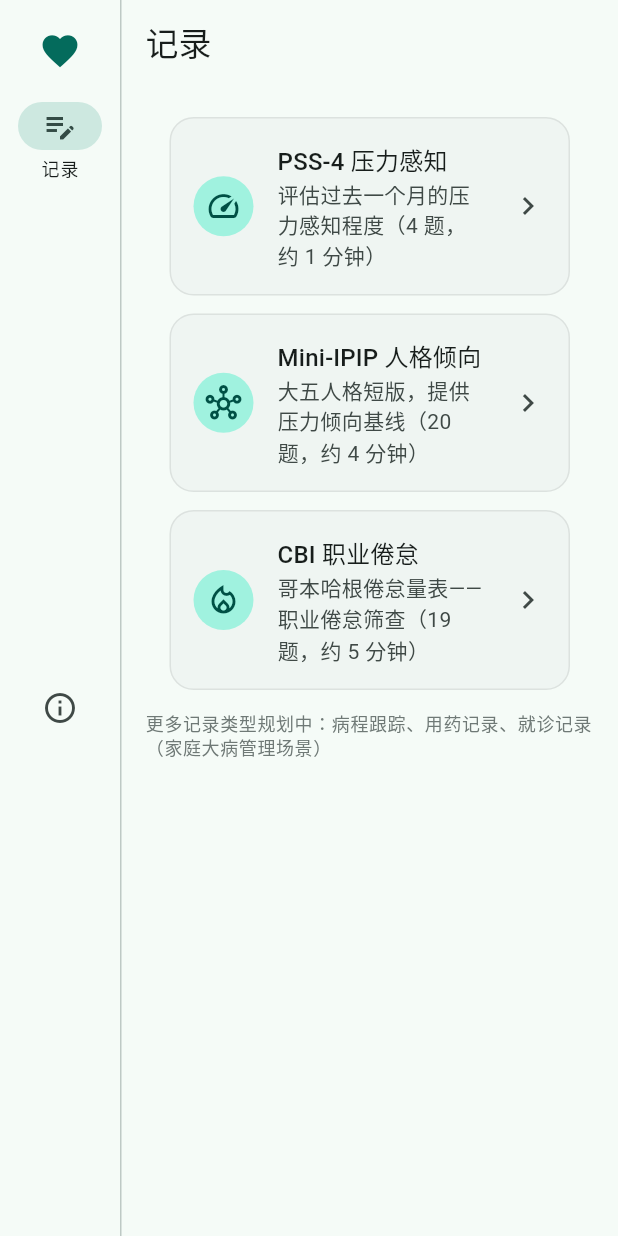
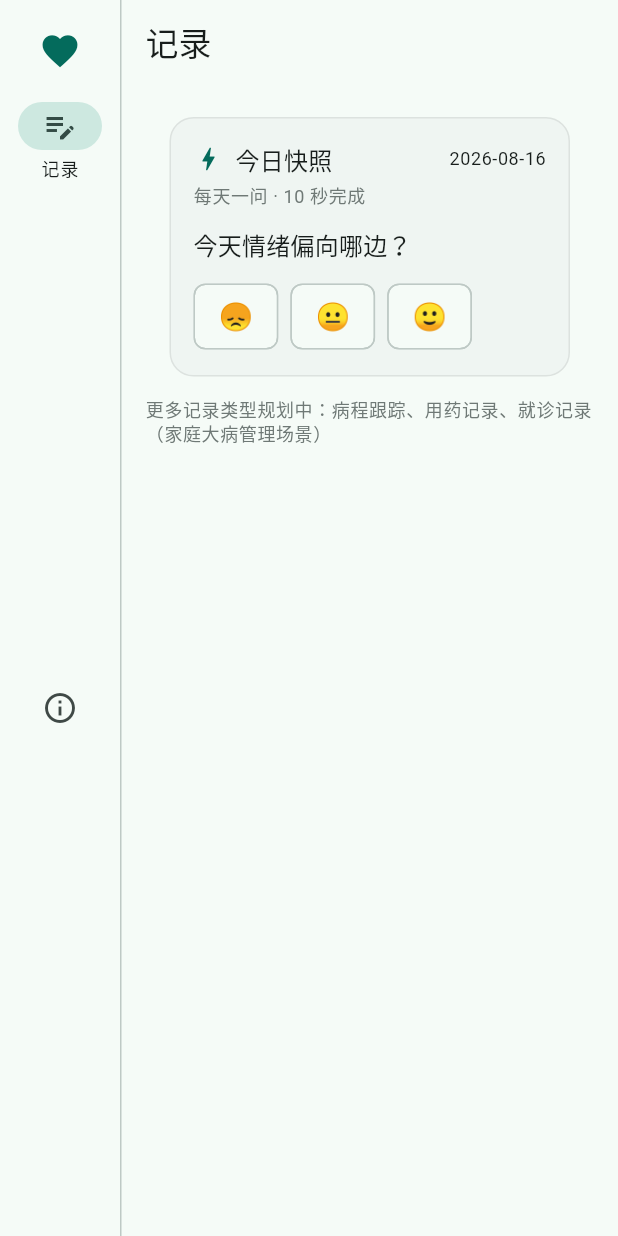
Before and after one commit to quanttide/qthealth, a Flutter app: the screen it shows after launch, on a phone screen of 412 x 824 dp. Run offline on Flutter 3.47's test engine with Material 3 defaults, Android fonts, the phone set to English and light mode, and no system bars; our stand-ins replace equatable, fl_chart, flutter_bloc, go_router, shared_preferences.

Commit message:
feat(studio): 问卷式量表砍掉,换成单题快照——每天一问(精力/压力/睡眠/情绪轮换),按钮点选即记录,10 秒完成

```diff
--- /dev/null
+++ b/src/studio/lib/data/snapshots.dart
@@ -0,0 +1,98 @@
+/// 单题快照：每天只问 1 题（10 秒完成），代替完整量表。
+///
+/// 题集按日期轮换：精力 → 压力 → 睡眠 → 情绪 → 循环。
+/// 选项为按钮点选（数字 1-5 或表情），前端无问卷感。
+library;
+
+/// 快照题：一天一问，按日期轮换。
+class SnapshotQuestion {
+  const SnapshotQuestion({
+    required this.id,
+    required this.prompt,
+    required this.labels,
+    required this.values,
+  });
+
+  final String id;
+
+  /// 题目文案（如「今天精力怎么样？」）。
+  final String prompt;
+
+  /// 按钮文案：数字（1-5）或表情（😞 😐 🙂）。
+  final List<String> labels;
+
+  /// 选项对应得分（与 labels 等长对齐）。
+  final List<int> values;
+}
+
+/// 单日快照记录。
+class DailySnapshot {
+  const DailySnapshot({
+    required this.date,
+    required this.questionId,
+    required this.value,
+  });
+
+  /// 记录日期（yyyy-MM-dd）。
+  final String date;
+  final String questionId;
+  final int value;
+
+  Map<String, dynamic> toJson() => {
+        'date': date,
+        'questionId': questionId,
+        'value': value,
+      };
+
+  factory DailySnapshot.fromJson(Map<String, dynamic> json) => DailySnapshot(
+        date: json['date'] as String? ?? '',
+        questionId: json['questionId'] as String? ?? '',
+        value: json['value'] as int? ?? 0,
+      );
+}
+
+/// 快照题集：4 个核心维度，按日期轮换（每天只问 1 题）。
+const List<SnapshotQuestion> kSnapshotQuestions = [
+  SnapshotQuestion(
+    id: 'energy',
+    prompt: '今天精力怎么样？',
+    labels: ['1', '2', '3', '4', '5'],
+    values: [1, 2, 3, 4, 5],
+  ),
+  SnapshotQuestion(
+    id: 'stress',
+    prompt: '今天压力大吗？',
+    labels: ['1', '2', '3', '4', '5'],
+    values: [1, 2, 3, 4, 5],
+  ),
+  SnapshotQuestion(
+    id: 'sleep',
+    prompt: '昨晚睡得好吗？',
+    labels: ['1', '2', '3', '4', '5'],
+    values: [1, 2, 3, 4, 5],
+  ),
+  SnapshotQuestion(
+    id: 'mood',
+    prompt: '今天情绪偏向哪边？',
+    labels: ['😞', '😐', '🙂'],
+    values: [1, 2, 3],
+  ),
+];
+
+/// 按日期取今日题目（自 2026-01-01 起按天数轮换）。
+SnapshotQuestion questionForDate(DateTime date) {
+  final days = date.difference(DateTime(2026, 1, 1)).inDays;
+  return kSnapshotQuestions[days % kSnapshotQuestions.length];
+}
+
+/// 按 id 取题（历史记录展示用）；未知 id 返回 null。
+SnapshotQuestion? questionById(String id) {
+  for (final q in kSnapshotQuestions) {
+    if (q.id == id) return q;
+  }
+  return null;
+}
+
+/// 格式化为 yyyy-MM-dd。
+String fmtDate(DateTime d) =>
+    '${d.year}-${d.month.toString().padLeft(2, '0')}-${d.day.toString().padLeft(2, '0')}';
--- a/src/studio/lib/main.dart
+++ b/src/studio/lib/main.dart
@@ -1,6 +1,7 @@
 import 'package:flutter/material.dart';
 import 'package:flutter_bloc/flutter_bloc.dart';
 import 'package:flutter_web_plugins/url_strategy.dart';
+import 'package:go_router/go_router.dart';
 
 import 'record/records_cubit.dart';
 import 'router.dart';
@@ -13,7 +14,10 @@ void main() {
 }
 
 class QtcloudHealthApp extends StatelessWidget {
-  const QtcloudHealthApp({super.key});
+  const QtcloudHealthApp({super.key, this.router});
+
+  /// 测试注入用；为空时使用默认路由。
+  final GoRouter? router;
 
   @override
   Widget build(BuildContext context) {
@@ -24,7 +28,7 @@ class QtcloudHealthApp extends StatelessWidget {
       child: MaterialApp.router(
         title: '量潮健康',
         theme: buildTheme(),
-        routerConfig: appRouter,
+        routerConfig: router ?? appRouter,
         debugShowCheckedModeBanner: false,
       ),
     );
--- a/src/studio/lib/record/record_screen.dart
+++ b/src/studio/lib/record/record_screen.dart
@@ -1,30 +1,57 @@
-/// 记录页：记录类型入口。
+/// 记录页：今日快照（每天 1 题，10 秒完成）+ 最近快照列表。
 ///
-/// 直接列出各具体量表（PSS-4 / Mini-IPIP / CBI，均无版权争议的公共领域
-/// 量表），点击即进入作答（量表列表页已移除）。预留：病程跟踪 / 用药记录 /
-/// 就诊记录（家庭大病管理场景，见 kRecordCategories）。
+/// 问卷式量表已下线（lib/status/assessment_quiz_screen.dart 等保留），
+/// 改为单题快照：精力 / 压力 / 睡眠 / 情绪按日期轮换，按钮点选即记录。
+/// 预留：病程跟踪 / 用药记录 / 就诊记录（家庭大病管理场景，见 kRecordCategories）。
 library;
 
 import 'package:flutter/material.dart';
-import 'package:go_router/go_router.dart';
+import 'package:flutter_bloc/flutter_bloc.dart';
 
 import '../constants.dart';
-import '../data/assessments.dart';
-import '../models/assessment.dart';
+import '../data/snapshots.dart';
+import '../snapshot/snapshot_cubit.dart';
+import '../snapshot/snapshot_state.dart';
+import '../snapshot/today_snapshot_card.dart';
 
 class RecordScreen extends StatelessWidget {
-  const RecordScreen({super.key});
+  const RecordScreen({super.key, this.today});
+
+  /// 「今天」（测试注入用；为空时取当前日期）。
+  final DateTime? today;
+
+  @override
+  Widget build(BuildContext context) {
+    return Scaffold(
+      appBar: AppBar(title: const Text('记录')),
+      body: BlocProvider(
+        create: (_) => SnapshotCubit(today: today),
+        child: const _RecordBody(),
+      ),
+    );
+  }
+}
+
+class _RecordBody extends StatelessWidget {
+  const _RecordBody();
 
   @override
   Widget build(BuildContext context) {
     final theme = Theme.of(context);
-    return Scaffold(
-      appBar: AppBar(title: const Text('记录')),
-      body: ListView(
+    return BlocBuilder<SnapshotCubit, SnapshotState>(
+      builder: (context, state) {
+        return ListView(
           padding: const EdgeInsets.all(16),
           children: [
-          for (final assessment in kAssessments)
-            _AssessmentCard(assessment: assessment),
+            TodaySnapshotCard(state: state),
+            if (state.history.isNotEmpty) ...[
+              Padding(
+                padding: const EdgeInsets.fromLTRB(4, 20, 4, 4),
+                child: Text('最近快照', style: theme.textTheme.titleMedium),
+              ),
+              for (final s in state.history.reversed.take(7))
+                _SnapshotTile(snapshot: s),
+            ],
             const SizedBox(height: 8),
             Text(
               '更多记录类型规划中：${kRecordCategories.skip(1).join('、')}（家庭大病管理场景）',
@@ -32,37 +59,30 @@ class RecordScreen extends StatelessWidget {
                   ?.copyWith(color: theme.colorScheme.outline),
             ),
           ],
-      ),
+        );
+      },
     );
   }
 }
 
-/// 具体量表卡片：点击直接进入作答（/assessments/:id）。
-class _AssessmentCard extends StatelessWidget {
-  const _AssessmentCard({required this.assessment});
+/// 最近快照条目：题目 + 日期 + 所选值。
+class _SnapshotTile extends StatelessWidget {
+  const _SnapshotTile({required this.snapshot});
 
-  final Assessment assessment;
+  final DailySnapshot snapshot;
 
   @override
   Widget build(BuildContext context) {
-    final theme = Theme.of(context);
-    return Card(
-      child: ListTile(
-        contentPadding: const EdgeInsets.symmetric(horizontal: 16, vertical: 8),
-        leading: CircleAvatar(
-          child: Icon(
-            switch (assessment.id) {
-              'pss4' => Icons.speed,
-              'mini-ipip' => Icons.hub_outlined,
-              _ => Icons.local_fire_department_outlined,
-            },
-          ),
-        ),
-        title: Text(assessment.title, style: theme.textTheme.titleMedium),
-        subtitle: Text(assessment.description),
-        trailing: const Icon(Icons.chevron_right),
-        onTap: () => context.push('/assessments/${assessment.id}'),
-      ),
+    final question = questionById(snapshot.questionId);
+    final label = question == null
+        ? '${snapshot.value}'
+        : question.labels[question.values.indexOf(snapshot.value)];
+    return ListTile(
+      dense: true,
+      leading: const Icon(Icons.check_circle_outline),
+      title: Text(question?.prompt ?? snapshot.questionId),
+      subtitle: Text(snapshot.date),
+      trailing: Text(label, style: Theme.of(context).textTheme.titleSmall),
     );
   }
 }
--- a/src/studio/lib/router.dart
+++ b/src/studio/lib/router.dart
@@ -1,9 +1,8 @@
 /// 路由表（go_router，Path URL 策略：地址栏无 #）：
-/// 常驻侧边导航外壳（记录）+ 全屏页（量表作答）。
-/// 具体量表直接列在「记录」页（/record），点击即作答（/assessments/:id）；
-/// 量表列表页已移除。
+/// 常驻侧边导航外壳（记录）+ 单题快照（在记录页内，无需独立路由）。
 ///
 /// 已下线功能（组件代码保留，勿删文件，未来重新启用时在此注册路由）：
+/// - 量表作答：/assessments/:id → lib/status/assessment_quiz_screen.dart
 /// - 量表列表页：/assessments → lib/status/assessment_list_screen.dart
 /// - 情绪日记：/record/journal → lib/record/record_form_screen.dart
 /// - 状态页：/status → lib/status/status_screen.dart
@@ -14,9 +13,13 @@ import 'package:go_router/go_router.dart';
 
 import 'record/record_screen.dart';
 import 'shell/app_shell.dart';
-import 'status/assessment_quiz_screen.dart';
 
-final GoRouter appRouter = GoRouter(
+/// 默认路由（生产入口）。
+final GoRouter appRouter = buildAppRouter();
+
+/// 构建路由。[today] 用于测试注入「今天」（快照题目按日期轮换）。
+GoRouter buildAppRouter({DateTime? today}) {
+  return GoRouter(
     initialLocation: '/record',
     routes: [
       ShellRoute(
@@ -24,15 +27,10 @@ final GoRouter appRouter = GoRouter(
         routes: [
           GoRoute(
             path: '/record',
-          builder: (context, state) => const RecordScreen(),
+            builder: (context, state) => RecordScreen(today: today),
           ),
         ],
       ),
-    // 量表作答为专注场景，全屏展示（不挂侧边导航）
-    GoRoute(
-      path: '/assessments/:assessmentId',
-      builder: (context, state) =>
-          AssessmentQuizScreen(assessmentId: state.pathParameters['assessmentId']!),
-    ),
     ],
   );
+}
--- /dev/null
+++ b/src/studio/lib/snapshot/snapshot_cubit.dart
@@ -0,0 +1,41 @@
+/// 单题快照 Cubit：加载历史 + 记录/修改今日答案。
+library;
+
+import 'package:flutter_bloc/flutter_bloc.dart';
+
+import '../data/snapshots.dart';
+import 'snapshot_state.dart';
+import 'snapshot_store.dart';
+
+class SnapshotCubit extends Cubit<SnapshotState> {
+  SnapshotCubit({DateTime? today, SnapshotStore? store})
+      : _store = store ?? const SnapshotStore(),
+        super(SnapshotState(history: const [], today: today ?? DateTime.now())) {
+    _load();
+  }
+
+  final SnapshotStore _store;
+
+  Future<void> _load() async {
+    final history = await _store.load();
+    if (isClosed) return;
+    emit(SnapshotState(history: history, today: state.today));
+  }
+
+  /// 记录/修改今日答案（同日多次点选以最后一次为准）。
+  Future<void> answer(int value) async {
+    final s = state;
+    final date = fmtDate(s.today);
+    final others = [
+      for (final x in s.history)
+        if (x.date != date) x,
+    ];
+    final updated = [
+      ...others,
+      DailySnapshot(date: date, questionId: s.question.id, value: value),
+    ];
+    await _store.save(updated);
+    if (isClosed) return;
+    emit(SnapshotState(history: updated, today: s.today));
+  }
+}
--- /dev/null
+++ b/src/studio/lib/snapshot/snapshot_state.dart
@@ -0,0 +1,33 @@
+/// 单题快照状态：今日题目 + 全部快照历史。
+library;
+
+import 'package:equatable/equatable.dart';
+
+import '../data/snapshots.dart';
+
+class SnapshotState extends Equatable {
+  const SnapshotState({required this.history, required this.today});
+
+  /// 全部快照记录（按日期升序）。
+  final List<DailySnapshot> history;
+
+  /// 今天（可注入，测试用）。
+  final DateTime today;
+
+  /// 今日题目（按日期轮换）。
+  SnapshotQuestion get question => questionForDate(today);
+
+  /// 今日已答记录；未答为 null。
+  DailySnapshot? get todaySnapshot {
+    final date = fmtDate(today);
+    for (final s in history) {
+      if (s.date == date) return s;
+    }
+    return null;
+  }
+
+  bool get answeredToday => todaySnapshot != null;
+
+  @override
+  List<Object?> get props => [history, today];
+}
--- /dev/null
+++ b/src/studio/lib/snapshot/today_snapshot_card.dart
@@ -0,0 +1,74 @@
+/// 今日快照卡：每天 1 题（按日期轮换），按钮点选即记录，10 秒完成。
+library;
+
+import 'package:flutter/material.dart';
+import 'package:flutter_bloc/flutter_bloc.dart';
+
+import '../data/snapshots.dart';
+import 'snapshot_cubit.dart';
+import 'snapshot_state.dart';
+
+class TodaySnapshotCard extends StatelessWidget {
+  const TodaySnapshotCard({super.key, required this.state});
+
+  final SnapshotState state;
+
+  @override
+  Widget build(BuildContext context) {
+    final theme = Theme.of(context);
+    final cubit = context.read<SnapshotCubit>();
+    final q = state.question;
+    final today = state.todaySnapshot;
+    return Card(
+      child: Padding(
+        padding: const EdgeInsets.all(16),
+        child: Column(
+          crossAxisAlignment: CrossAxisAlignment.start,
+          children: [
+            Row(
+              children: [
+                Icon(Icons.bolt, color: theme.colorScheme.primary, size: 20),
+                const SizedBox(width: 8),
+                Text('今日快照', style: theme.textTheme.titleMedium),
+                const Spacer(),
+                Text(fmtDate(state.today), style: theme.textTheme.bodySmall),
+              ],
+            ),
+            const SizedBox(height: 4),
+            Text(
+              '每天一问 · 10 秒完成',
+              style: theme.textTheme.bodySmall
+                  ?.copyWith(color: theme.colorScheme.outline),
+            ),
+            const SizedBox(height: 12),
+            Text(q.prompt, style: theme.textTheme.titleMedium),
+            const SizedBox(height: 12),
+            Wrap(
+              spacing: 8,
+              runSpacing: 8,
+              children: [
+                for (var i = 0; i < q.labels.length; i++)
+                  ChoiceChip(
+                    label: Text(
+                      q.labels[i],
+                      style: const TextStyle(fontSize: 18),
+                    ),
+                    selected: today?.value == q.values[i],
+                    onSelected: (_) => cubit.answer(q.values[i]),
+                  ),
+              ],
+            ),
+            if (today != null) ...[
+              const SizedBox(height: 8),
+              Text(
+                '✓ 已记录，点击可修改',
+                style: theme.textTheme.bodySmall
+                    ?.copyWith(color: theme.colorScheme.primary),
+              ),
+            ],
+          ],
+        ),
+      ),
+    );
+  }
+}
--- a/src/studio/lib/status/assessment_quiz_screen.dart
+++ b/src/studio/lib/status/assessment_quiz_screen.dart
@@ -1,3 +1,8 @@
+/// ⚠️ 已下线（2026-08-17）：问卷式量表已砍掉，换成「单题快照」（每天一问，
+/// 见 lib/snapshot/ 与 lib/data/snapshots.dart）。本文件完整保留以便未来
+/// 重新启用（届时在 lib/router.dart 注册 /assessments/:assessmentId，
+/// 并在记录页恢复入口即可）。
+///
 /// 心理测试答题页：逐题作答（点击答案自动跳转下一题）+ 结果视图。
 library;
 
```
Also changed, not shown: src/studio/lib/snapshot/snapshot_store.dart (added, +38 -0 lines), 2 other files. Lines whose indentation alone changed are shown as unchanged.
